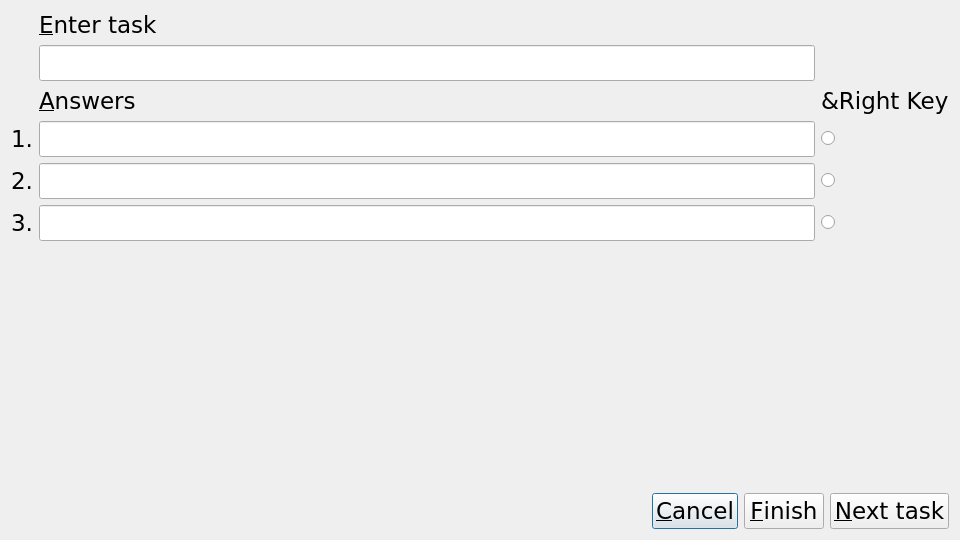
The window that checkeng/dialogs/add_tasks/add_tasks.ui (kusanekinov/CheckEng) describes before a commit, drawn with Qt 5.
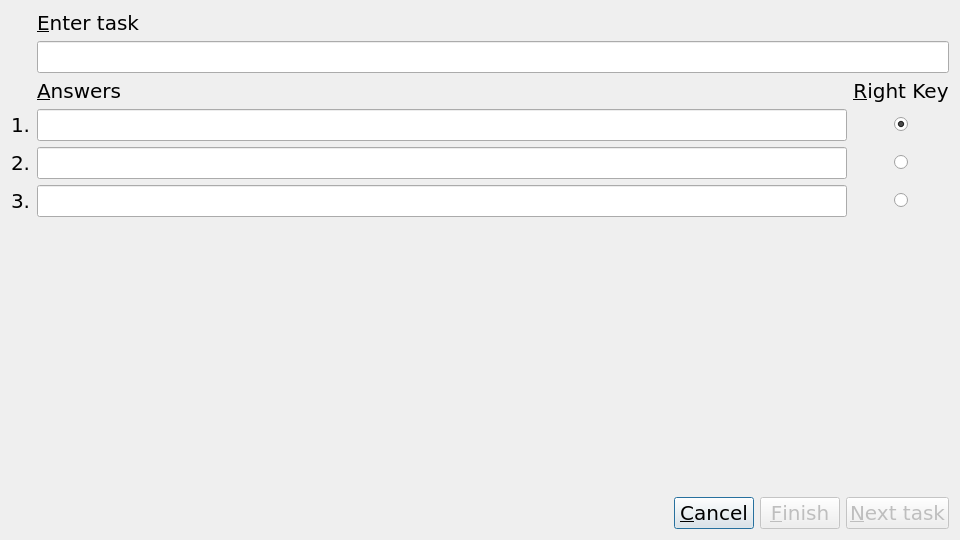
The same window after the commit.

Commit message: CheckEng | edit edit pbs in addtasks

```diff
--- a/checkeng/dialogs/add_tasks/add_tasks.ui
+++ b/checkeng/dialogs/add_tasks/add_tasks.ui
@@ -26,13 +26,13 @@
   </property>
   <layout class="QVBoxLayout" name="verticalLayout">
    <item>
-    <layout class="QGridLayout" name="ql">
-     <item row="7" column="1">
-      <widget class="QLineEdit" name="le_asnwer3">
+    <layout class="QGridLayout" name="ql" columnstretch="0,2,0">
+     <item row="5" column="1">
+      <widget class="QLineEdit" name="le_answer1">
        <property name="font">
         <font>
          <family>DejaVu Sans</family>
-         <pointsize>17</pointsize>
+         <pointsize>15</pointsize>
          <weight>50</weight>
          <bold>false</bold>
         </font>
@@ -44,7 +44,7 @@
        <property name="font">
         <font>
          <family>DejaVu Sans</family>
-         <pointsize>17</pointsize>
+         <pointsize>15</pointsize>
          <weight>50</weight>
          <bold>false</bold>
         </font>
@@ -52,59 +52,11 @@
        <property name="text">
         <string>&amp;Right Key</string>
        </property>
-      </widget>
-     </item>
-     <item row="7" column="0">
-      <widget class="QLabel" name="label_5">
-       <property name="font">
-        <font>
-         <family>DejaVu Sans</family>
-         <pointsize>17</pointsize>
-         <weight>50</weight>
-         <bold>false</bold>
-        </font>
+       <property name="alignment">
+        <set>Qt::AlignCenter</set>
        </property>
-       <property name="text">
-        <string>3.</string>
-       </property>
-      </widget>
-     </item>
-     <item row="5" column="1">
-      <widget class="QLineEdit" name="le_answer1">
-       <property name="font">
-        <font>
-         <family>DejaVu Sans</family>
-         <pointsize>17</pointsize>
-         <weight>50</weight>
-         <bold>false</bold>
-        </font>
-       </property>
-      </widget>
-     </item>
-     <item row="5" column="0">
-      <widget class="QLabel" name="label_3">
-       <property name="font">
-        <font>
-         <family>DejaVu Sans</family>
-         <pointsize>17</pointsize>
-         <weight>50</weight>
-         <bold>false</bold>
-        </font>
-       </property>
-       <property name="text">
-        <string>1.</string>
-       </property>
-      </widget>
-     </item>
-     <item row="6" column="1">
-      <widget class="QLineEdit" name="le_answer2">
-       <property name="font">
-        <font>
-         <family>DejaVu Sans</family>
-         <pointsize>17</pointsize>
-         <weight>50</weight>
-         <bold>false</bold>
-        </font>
+       <property name="buddy">
+        <cstring>rb_answer1</cstring>
        </property>
       </widget>
      </item>
@@ -113,7 +65,7 @@
        <property name="font">
         <font>
          <family>DejaVu Sans</family>
-         <pointsize>17</pointsize>
+         <pointsize>15</pointsize>
          <weight>50</weight>
          <bold>false</bold>
         </font>
@@ -126,12 +78,103 @@
        </property>
       </widget>
      </item>
+     <item row="5" column="2">
+      <layout class="QHBoxLayout" name="horizontalLayout_2">
+       <item>
+        <spacer name="horizontalSpacer_2">
+         <property name="orientation">
+          <enum>Qt::Horizontal</enum>
+         </property>
+         <property name="sizeHint" stdset="0">
+          <size>
+           <width>40</width>
+           <height>20</height>
+          </size>
+         </property>
+        </spacer>
+       </item>
+       <item>
+        <widget class="QRadioButton" name="rb_answer1">
+         <property name="font">
+          <font>
+           <family>DejaVu Sans</family>
+           <pointsize>20</pointsize>
+           <weight>75</weight>
+           <bold>true</bold>
+          </font>
+         </property>
+         <property name="text">
+          <string/>
+         </property>
+         <property name="iconSize">
+          <size>
+           <width>16</width>
+           <height>16</height>
+          </size>
+         </property>
+         <property name="checked">
+          <bool>true</bool>
+         </property>
+        </widget>
+       </item>
+       <item>
+        <spacer name="horizontalSpacer_3">
+         <property name="orientation">
+          <enum>Qt::Horizontal</enum>
+         </property>
+         <property name="sizeHint" stdset="0">
+          <size>
+           <width>40</width>
+           <height>20</height>
+          </size>
+         </property>
+        </spacer>
+       </item>
+      </layout>
+     </item>
+     <item row="7" column="2">
+      <layout class="QHBoxLayout" name="horizontalLayout_4">
+       <item>
+        <spacer name="horizontalSpacer_7">
+         <property name="orientation">
+          <enum>Qt::Horizontal</enum>
+         </property>
+         <property name="sizeHint" stdset="0">
+          <size>
+           <width>40</width>
+           <height>20</height>
+          </size>
+         </property>
+        </spacer>
+       </item>
+       <item>
+        <widget class="QRadioButton" name="rb_answer3">
+         <property name="text">
+          <string/>
+         </property>
+        </widget>
+       </item>
+       <item>
+        <spacer name="horizontalSpacer_5">
+         <property name="orientation">
+          <enum>Qt::Horizontal</enum>
+         </property>
+         <property name="sizeHint" stdset="0">
+          <size>
+           <width>40</width>
+           <height>20</height>
+          </size>
+         </property>
+        </spacer>
+       </item>
+      </layout>
+     </item>
      <item row="6" column="0">
       <widget class="QLabel" name="label_4">
        <property name="font">
         <font>
          <family>DejaVu Sans</family>
-         <pointsize>17</pointsize>
+         <pointsize>15</pointsize>
          <weight>50</weight>
          <bold>false</bold>
         </font>
@@ -141,24 +184,121 @@
        </property>
       </widget>
      </item>
-     <item row="3" column="1">
+     <item row="5" column="0">
+      <widget class="QLabel" name="label_3">
+       <property name="font">
+        <font>
+         <family>DejaVu Sans</family>
+         <pointsize>15</pointsize>
+         <weight>50</weight>
+         <bold>false</bold>
+        </font>
+       </property>
+       <property name="text">
+        <string>1.</string>
+       </property>
+      </widget>
+     </item>
+     <item row="6" column="1">
+      <widget class="QLineEdit" name="le_answer2">
+       <property name="font">
+        <font>
+         <family>DejaVu Sans</family>
+         <pointsize>15</pointsize>
+         <weight>50</weight>
+         <bold>false</bold>
+        </font>
+       </property>
+       <property name="maxLength">
+        <number>256</number>
+       </property>
+      </widget>
+     </item>
+     <item row="7" column="1">
+      <widget class="QLineEdit" name="le_answer3">
+       <property name="font">
+        <font>
+         <family>DejaVu Sans</family>
+         <pointsize>15</pointsize>
+         <weight>50</weight>
+         <bold>false</bold>
+        </font>
+       </property>
+       <property name="maxLength">
+        <number>256</number>
+       </property>
+      </widget>
+     </item>
+     <item row="7" column="0">
+      <widget class="QLabel" name="label_5">
+       <property name="font">
+        <font>
+         <family>DejaVu Sans</family>
+         <pointsize>15</pointsize>
+         <weight>50</weight>
+         <bold>false</bold>
+        </font>
+       </property>
+       <property name="text">
+        <string>3.</string>
+       </property>
+      </widget>
+     </item>
+     <item row="6" column="2">
+      <layout class="QHBoxLayout" name="horizontalLayout_3">
+       <item>
+        <spacer name="horizontalSpacer_6">
+         <property name="orientation">
+          <enum>Qt::Horizontal</enum>
+         </property>
+         <property name="sizeHint" stdset="0">
+          <size>
+           <width>40</width>
+           <height>20</height>
+          </size>
+         </property>
+        </spacer>
+       </item>
+       <item>
+        <widget class="QRadioButton" name="rb_answer2">
+         <property name="text">
+          <string/>
+         </property>
+        </widget>
+       </item>
+       <item>
+        <spacer name="horizontalSpacer_4">
+         <property name="orientation">
+          <enum>Qt::Horizontal</enum>
+         </property>
+         <property name="sizeHint" stdset="0">
+          <size>
+           <width>40</width>
+           <height>20</height>
+          </size>
+         </property>
+        </spacer>
+       </item>
+      </layout>
+     </item>
+     <item row="3" column="1" colspan="2">
       <widget class="QLineEdit" name="le_task">
        <property name="font">
         <font>
          <family>DejaVu Sans</family>
-         <pointsize>17</pointsize>
+         <pointsize>15</pointsize>
          <weight>50</weight>
          <bold>false</bold>
         </font>
        </property>
       </widget>
      </item>
-     <item row="2" column="1">
+     <item row="2" column="1" colspan="2">
       <widget class="QLabel" name="l_task">
        <property name="font">
         <font>
          <family>DejaVu Sans</family>
-         <pointsize>17</pointsize>
+         <pointsize>15</pointsize>
          <weight>50</weight>
          <bold>false</bold>
         </font>
@@ -171,27 +311,6 @@
        </property>
       </widget>
      </item>
-     <item row="5" column="2">
-      <widget class="QRadioButton" name="radioButton">
-       <property name="text">
-        <string/>
-       </property>
-      </widget>
-     </item>
-     <item row="6" column="2">
-      <widget class="QRadioButton" name="radioButton_2">
-       <property name="text">
-        <string/>
-       </property>
-      </widget>
-     </item>
-     <item row="7" column="2">
-      <widget class="QRadioButton" name="radioButton_3">
-       <property name="text">
-        <string/>
-       </property>
-      </widget>
-     </item>
     </layout>
    </item>
    <item>
@@ -227,7 +346,7 @@
        <property name="font">
         <font>
          <family>DejaVu Sans</family>
-         <pointsize>17</pointsize>
+         <pointsize>15</pointsize>
          <weight>50</weight>
          <bold>false</bold>
         </font>
@@ -239,10 +358,13 @@
      </item>
      <item>
       <widget class="QPushButton" name="pb_finish">
+       <property name="enabled">
+        <bool>false</bool>
+       </property>
        <property name="font">
         <font>
          <family>DejaVu Sans</family>
-         <pointsize>17</pointsize>
+         <pointsize>15</pointsize>
          <weight>50</weight>
          <bold>false</bold>
         </font>
@@ -254,10 +376,13 @@
      </item>
      <item>
       <widget class="QPushButton" name="pb_nexttask">
+       <property name="enabled">
+        <bool>false</bool>
+       </property>
        <property name="font">
         <font>
          <family>DejaVu Sans</family>
-         <pointsize>17</pointsize>
+         <pointsize>15</pointsize>
          <weight>50</weight>
          <bold>false</bold>
         </font>
```
Left out of the diff: 125 changed lines with no effect on the pictures. The commit also changes 16 other files.
